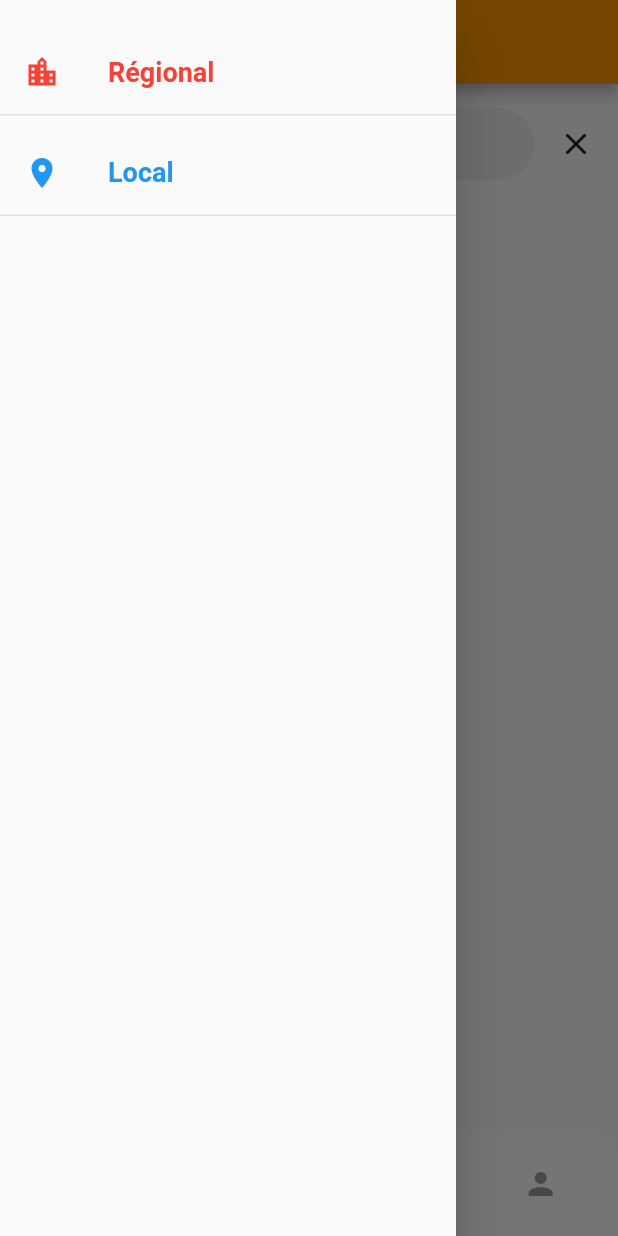
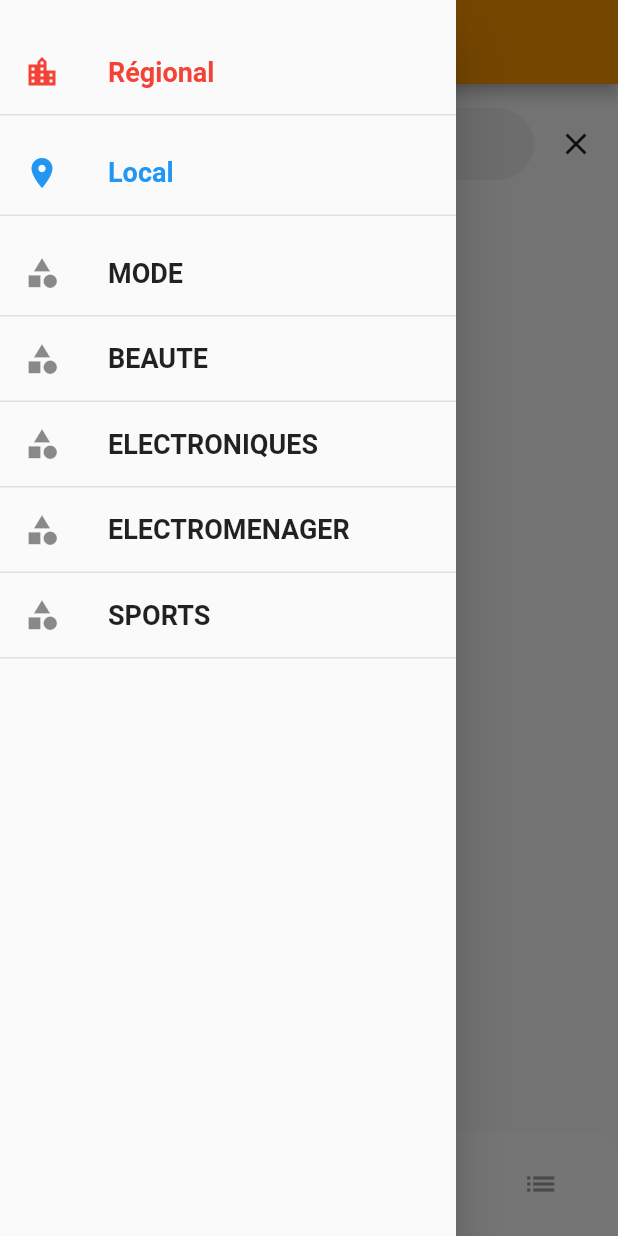
Before and after one commit to JihenDhieb/FrontMobileVersion0, a Flutter app: the HomePage screen opened directly, with the side drawer open, on a phone screen of 412 x 824 dp. Run offline on Flutter 3.47's test engine with Material 2 defaults, Android fonts, the phone set to English and light mode, and no system bars; our stand-ins replace carousel_slider, google_maps_flutter, image_picker, location, permission_handler, shared_preferences; accounts and stored records are empty; network calls fail.

Commit message:
category

```diff
--- a/lib/Caisse.dart
+++ b/lib/Caisse.dart
@@ -111,9 +111,7 @@ class _CaisseState extends State<Caisse> {
         break;
       }
     }
-    setState(() {
-      this.numberArticle = nombreArticle;
-    });
+
     return nombreArticle;
   }
 
@@ -357,7 +355,7 @@ class _CaisseState extends State<Caisse> {
                                                                 snapshot) {
                                                       if (snapshot.hasData) {
                                                         return Text(
-                                                          '${snapshot.data}',
+                                                          'Quantity: ${snapshot.data}',
                                                           style: TextStyle(
                                                             fontSize: 18,
                                                           ),
--- a/lib/gestionpanier.dart
+++ b/lib/gestionpanier.dart
@@ -132,10 +132,7 @@ class _gestionPanierState extends State<gestionPanier> {
         break;
       }
     }
-    setState(() {
-      this.numberArticle = nombreArticle;
-      _getTotalPrice(listArticles);
-    });
+
     return nombreArticle;
   }
 
--- a/lib/home.dart
+++ b/lib/home.dart
@@ -246,6 +246,8 @@ class _HomePageState extends State<HomePage> {
     });
   }
 
+  bool isLocalSelected = false;
+
   @override
   Widget build(BuildContext context) {
     int cartCount = 0;
@@ -261,15 +263,18 @@ class _HomePageState extends State<HomePage> {
             SizedBox(height: 20),
             Container(
               decoration: BoxDecoration(
-                  border:
-                      Border(bottom: BorderSide(color: Colors.grey.shade300))),
+                border: Border(bottom: BorderSide(color: Colors.grey.shade300)),
+              ),
               child: ListTile(
                 leading: Icon(Icons.location_city, color: Colors.red),
-                title: Text('Régional',
+                title: Text(
+                  'Régional',
                   style: TextStyle(
                     color: Colors.red,
                     fontSize: 18,
-                        fontWeight: FontWeight.bold)),
+                    fontWeight: FontWeight.bold,
+                  ),
+                ),
                 onTap: () {
                   Navigator.pushReplacement(
                     context,
@@ -281,16 +286,22 @@ class _HomePageState extends State<HomePage> {
             SizedBox(height: 10),
             Container(
               decoration: BoxDecoration(
-                  border:
-                      Border(bottom: BorderSide(color: Colors.grey.shade300))),
+                border: Border(bottom: BorderSide(color: Colors.grey.shade300)),
+              ),
               child: ListTile(
                 leading: Icon(Icons.location_on, color: Colors.blue),
-                title: Text('Local',
+                title: Text(
+                  'Local',
                   style: TextStyle(
                     color: Colors.blue,
                     fontSize: 18,
-                        fontWeight: FontWeight.bold)),
+                    fontWeight: FontWeight.bold,
+                  ),
+                ),
                 onTap: () {
+                  setState(() {
+                    isLocalSelected = true;
+                  });
                   Navigator.pushReplacement(
                     context,
                     MaterialPageRoute(builder: (context) => HomePage("loc")),
@@ -298,6 +309,64 @@ class _HomePageState extends State<HomePage> {
                 },
               ),
             ),
+            SizedBox(height: 10),
+            // Add buttons for each item in Category enum
+            ...Category.values.map((category) {
+              if (isLocalSelected) {
+                if (category == Category.RESTAURANTS ||
+                    category == Category.PATISSERIE ||
+                    category == Category.SUPERETTE) {
+                  return Container(
+                    decoration: BoxDecoration(
+                      border: Border(
+                          bottom: BorderSide(color: Colors.grey.shade300)),
+                    ),
+                    child: ListTile(
+                      leading: Icon(Icons.category),
+                      title: Text(
+                        category.toString().split('.').last,
+                        style: TextStyle(
+                          fontSize: 18,
+                          fontWeight: FontWeight.bold,
+                        ),
+                      ),
+                      onTap: () {
+                        // Action when the specific category is tapped
+                      },
+                    ),
+                  );
+                } else {
+                  return SizedBox.shrink();
+                }
+              } else {
+                // Ajoutez des catégories restantes lorsque Local n'est pas sélectionné
+                if (category != Category.RESTAURANTS &&
+                    category != Category.PATISSERIE &&
+                    category != Category.SUPERETTE) {
+                  return Container(
+                    decoration: BoxDecoration(
+                      border: Border(
+                          bottom: BorderSide(color: Colors.grey.shade300)),
+                    ),
+                    child: ListTile(
+                      leading: Icon(Icons.category),
+                      title: Text(
+                        category.toString().split('.').last,
+                        style: TextStyle(
+                          fontSize: 18,
+                          fontWeight: FontWeight.bold,
+                        ),
+                      ),
+                      onTap: () {
+                        // Action when the specific category is tapped
+                      },
+                    ),
+                  );
+                } else {
+                  return SizedBox.shrink();
+                }
+              }
+            }).toList(),
           ],
         ),
       ),
@@ -434,10 +503,9 @@ class _HomePageState extends State<HomePage> {
                   ],
                 ),
                 IconButton(
-                  icon: Icon(Icons.person, color: Colors.grey),
+                  icon: Icon(Icons.list, color: Colors.grey),
                   onPressed: () {
-                    Navigator.pushReplacement(context,
-                        MaterialPageRoute(builder: (_) => LoginPage()));
+                    // Action when the icon is pressed
                   },
                 ),
               ],
```
Lines whose indentation alone changed are shown as unchanged.
